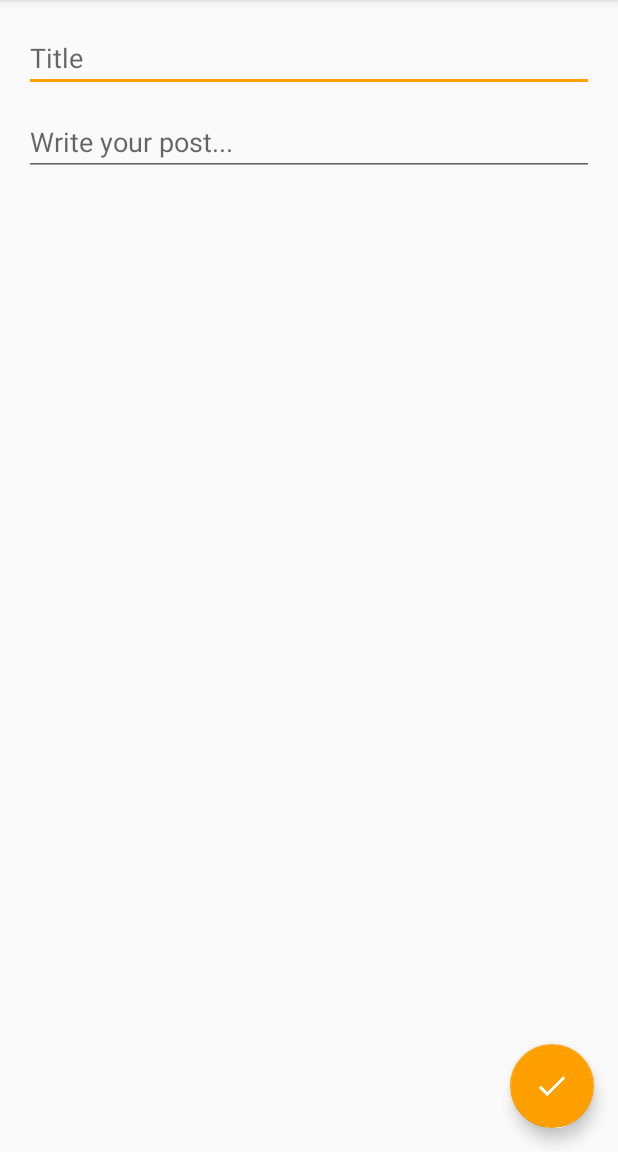
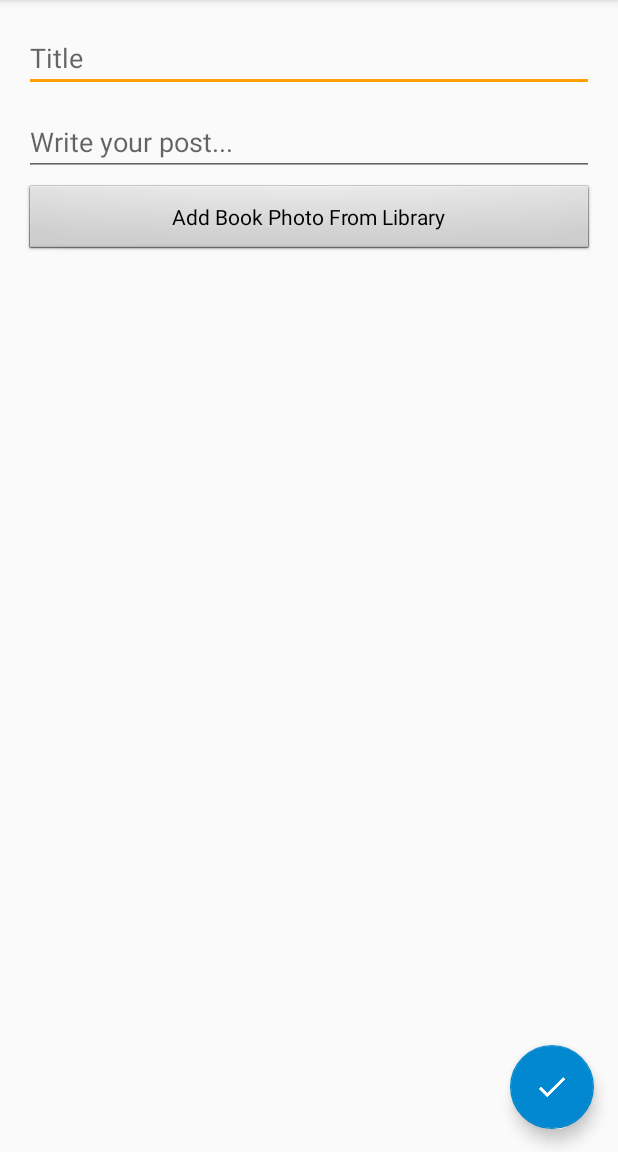
Before and after one commit to ItsMig009/ExBook, an Android app: the NewPostActivity screen opened directly, with no data from a screen before it, on a phone screen of 412 x 824 dp, the part 84-1236 px from its top. Run offline under Robolectric (Android 15) with nearby library versions, the phone set to English and light mode, and no system bars; our stand-ins replace Firebase (no records; nobody signed in at launch, a user with empty details on screens opened directly).

```diff
--- a/0_ANDROID_STUDIO_PROJECTS/database/app/src/main/AndroidManifest.xml
+++ b/0_ANDROID_STUDIO_PROJECTS/database/app/src/main/AndroidManifest.xml
@@ -3,6 +3,7 @@
     package="com.google.firebase.quickstart.database">
 
     <uses-permission android:name="android.permission.INTERNET" />
+    <uses-permission android:name="android.permission.READ_EXTERNAL_STORAGE"/>
 
     <application
         android:allowBackup="true"
--- a/0_ANDROID_STUDIO_PROJECTS/database/app/src/main/java/com/google/firebase/quickstart/database/NewPostActivity.java
+++ b/0_ANDROID_STUDIO_PROJECTS/database/app/src/main/java/com/google/firebase/quickstart/database/NewPostActivity.java
@@ -1,13 +1,19 @@
 package com.google.firebase.quickstart.database;
 
+import android.content.Intent;
+import android.net.Uri;
 import android.os.Bundle;
+import android.support.annotation.NonNull;
 import android.support.design.widget.FloatingActionButton;
 import android.text.TextUtils;
 import android.util.Log;
 import android.view.View;
+import android.widget.Button;
 import android.widget.EditText;
 import android.widget.Toast;
 
+import com.google.android.gms.tasks.OnFailureListener;
+import com.google.android.gms.tasks.OnSuccessListener;
 import com.google.firebase.database.DataSnapshot;
 import com.google.firebase.database.DatabaseError;
 import com.google.firebase.database.DatabaseReference;
@@ -15,6 +21,9 @@ import com.google.firebase.database.FirebaseDatabase;
 import com.google.firebase.database.ValueEventListener;
 import com.google.firebase.quickstart.database.models.Post;
 import com.google.firebase.quickstart.database.models.User;
+import com.google.firebase.storage.FirebaseStorage;
+import com.google.firebase.storage.StorageReference;
+import com.google.firebase.storage.UploadTask;
 
 import java.util.HashMap;
 import java.util.Map;
@@ -28,9 +37,17 @@ public class NewPostActivity extends BaseActivity {
     private DatabaseReference mDatabase;
     // [END declare_database_ref]
 
+    // [START declare_database_ref]
+    protected StorageReference mStorage;// Image storage reference.
+
+
     private EditText mTitleField;
     private EditText mBodyField;
+    protected Button mSelectImage; // Button for Image
     private FloatingActionButton mSubmitButton;
+
+    // added recently
+    private static final int GALLERY_INTENT = 2;
 
     @Override
     protected void onCreate(Bundle savedInstanceState) {
@@ -41,9 +58,30 @@ public class NewPostActivity extends BaseActivity {
         mDatabase = FirebaseDatabase.getInstance().getReference();
         // [END initialize_database_ref]
 
+        // [START initialize_database_ref]
+        mStorage = FirebaseStorage.getInstance().getReference();
+        // [END initialize_database_ref]
+
+
         mTitleField = findViewById(R.id.field_title);
         mBodyField = findViewById(R.id.field_body);
+        // Submit button
         mSubmitButton = findViewById(R.id.fab_submit_post);
+
+        // added recently
+        mSelectImage = (Button) findViewById(R.id.selectImage);
+
+        // added recently
+        mSelectImage.setOnClickListener(new View.OnClickListener() {
+            @Override
+            public void onClick(View view) {
+                Intent intent = new Intent(Intent.ACTION_PICK);
+
+                intent.setType("image/*");
+
+                startActivityForResult(intent, GALLERY_INTENT);
+            }
+        });
 
         mSubmitButton.setOnClickListener(new View.OnClickListener() {
             @Override
@@ -111,6 +149,32 @@ public class NewPostActivity extends BaseActivity {
         // [END single_value_read]
     }
 
+    @Override
+    protected void onActivityResult(int requestCode, int resultCode, Intent data){
+        super.onActivityResult(requestCode, resultCode, data);
+
+        if (requestCode == GALLERY_INTENT && resultCode == RESULT_OK){
+
+            Uri uri = data.getData();
+
+            StorageReference filePath = mStorage.child("uploaded_by_user").child(uri.getLastPathSegment());
+
+            filePath.putFile(uri).addOnSuccessListener(new OnSuccessListener<UploadTask.TaskSnapshot>() {
+                @Override
+                public void onSuccess(UploadTask.TaskSnapshot taskSnapshot) {
+
+                    Toast.makeText(NewPostActivity.this, "Upload Done.",Toast.LENGTH_LONG).show();
+                }
+            }).addOnFailureListener(new OnFailureListener() {
+                @Override
+                public void onFailure(@NonNull Exception e) {
+                    Log.w(TAG,"File could not be uploaded",new Exception());
+
+                }
+            });
+        }
+    }
+
     private void setEditingEnabled(boolean enabled) {
         mTitleField.setEnabled(enabled);
         mBodyField.setEnabled(enabled);
--- a/0_ANDROID_STUDIO_PROJECTS/database/app/src/main/res/layout/activity_main.xml
+++ b/0_ANDROID_STUDIO_PROJECTS/database/app/src/main/res/layout/activity_main.xml
@@ -22,6 +22,7 @@
         android:layout_height="wrap_content"
         android:layout_alignParentBottom="true"
         android:layout_alignParentRight="true"
+        android:layout_alignParentEnd="true"
         android:src="@drawable/ic_image_edit"
         android:layout_margin="16dp"/>
 
--- a/0_ANDROID_STUDIO_PROJECTS/database/app/src/main/res/layout/activity_new_post.xml
+++ b/0_ANDROID_STUDIO_PROJECTS/database/app/src/main/res/layout/activity_new_post.xml
@@ -1,5 +1,6 @@
 <?xml version="1.0" encoding="utf-8"?>
 <RelativeLayout xmlns:android="http://schemas.android.com/apk/res/android"
+    xmlns:app="http://schemas.android.com/apk/res-auto"
     xmlns:tools="http://schemas.android.com/tools"
     android:layout_width="match_parent"
     android:layout_height="match_parent"
@@ -34,9 +35,23 @@
         android:id="@+id/fab_submit_post"
         android:layout_width="wrap_content"
         android:layout_height="wrap_content"
+        android:layout_alignEnd="@+id/field_body"
         android:layout_alignParentBottom="true"
-        android:layout_alignParentRight="true"
-        android:layout_margin="16dp"
-        android:src="@drawable/ic_navigation_check_24"/>
+        android:layout_alignRight="@+id/field_body"
+        android:layout_marginBottom="15dp"
+        android:src="@drawable/ic_navigation_check_24"
+        app:backgroundTint="@color/colorPrimaryDark" />
+
+    <Button
+        android:id="@+id/selectImage"
+        style="@android:style/Widget.Button"
+        android:layout_width="match_parent"
+        android:layout_height="wrap_content"
+        android:layout_alignEnd="@+id/field_body"
+        android:layout_alignLeft="@+id/field_body"
+        android:layout_alignRight="@+id/field_body"
+        android:layout_alignStart="@+id/field_body"
+        android:layout_below="@+id/field_body"
+        android:text="@string/add_book_photo_from_library" />
 
 </RelativeLayout>
--- a/0_ANDROID_STUDIO_PROJECTS/database/app/src/main/res/values/strings.xml
+++ b/0_ANDROID_STUDIO_PROJECTS/database/app/src/main/res/values/strings.xml
@@ -16,4 +16,5 @@
     <string name="heading_recent">Recent</string>
     <string name="heading_my_posts">My Posts</string>
     <string name="heading_my_top_posts">My Top Posts</string>
+    <string name="add_book_photo_from_library">Add Book Photo From Library</string>
 </resources>
```
Also changed, not shown: 0_ANDROID_STUDIO_PROJECTS/database/app/build.gradle (+6 -5 lines), 0_ANDROID_STUDIO_PROJECTS/database/gradle/wrapper/gradle-wrapper.properties, 1427 other files.
